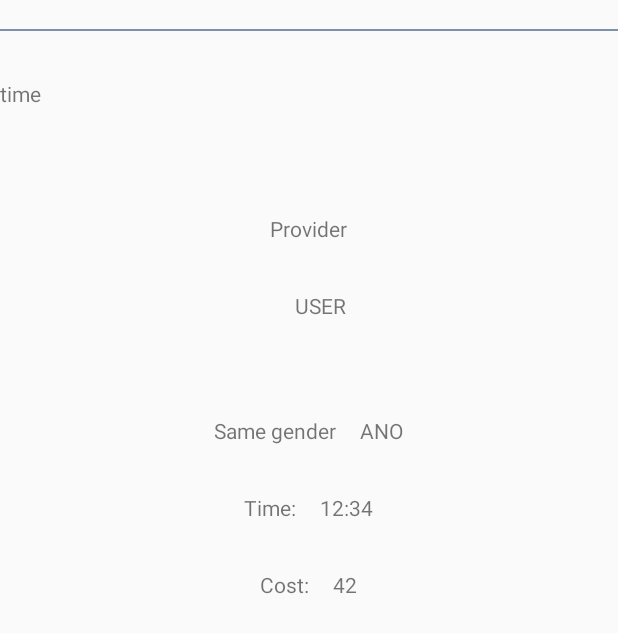
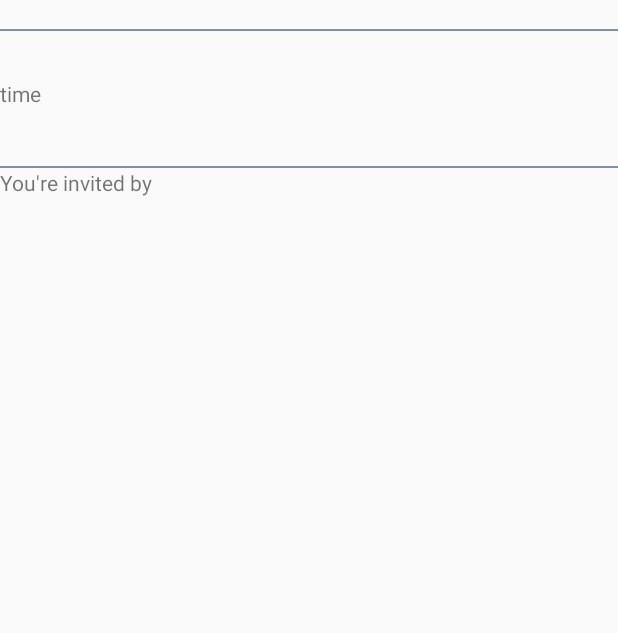
Before and after one commit to kari95/TAM, an Android app: the layout fragment_meal_detail.xml on its own in the app's theme, with its tools: preview values and no code run, on a phone screen of 412 x 824 dp. Shown: the top 633 px of the screen. Run offline under Robolectric (Android 15) with nearby library versions, the phone set to English and light mode, and no system bars.

Commit message:
Meal detail info bind.

```diff
--- a/app/src/main/res/layout/fragment_meal_detail.xml
+++ b/app/src/main/res/layout/fragment_meal_detail.xml
@@ -1,8 +1,6 @@
 <?xml version="1.0" encoding="utf-8"?>
 <layout
   xmlns:android="http://schemas.android.com/apk/res/android"
-  xmlns:app="http://schemas.android.com/apk/res-auto"
-  xmlns:tools="http://schemas.android.com/tools"
   >
   <data>
     <import type="android.view.View"/>
@@ -33,7 +31,7 @@
       android:layout_width="wrap_content"
       android:layout_height="wrap_content"
       android:text='@{String.format("%d %s", viewModel.meal.peopleCount, @string/meal_detail_people_count)}'
-      android:drawableRight="@{context.getDrawable(viewModel.gender.icon)}"
+      android:drawableRight="@{context.getDrawable(viewModel.meal.gender.icon)}"
       />
     <TextView
       style="@style/Base.TextAppearance.AppCompat.Small"
@@ -43,108 +41,38 @@
       android:text='@{String.format("%d %s", viewModel.meal.price, @string/meal_detail_price_per_person)}'
       />
 
-
-    <LinearLayout
-      android:orientation="vertical"
-      android:layout_width="match_parent"
-      android:layout_height="match_parent"
-      android:layout_gravity="center"
-      >
-      <TextView
-        android:layout_width="wrap_content"
-        android:layout_height="wrap_content"
-        android:layout_marginTop="@dimen/margin_huge"
-        android:layout_gravity="center"
-        android:text="@string/meal_detail_provider"
-        />
-      <LinearLayout
-        android:orientation="horizontal"
-        android:layout_width="wrap_content"
-        android:layout_height="wrap_content"
-        android:layout_marginTop="@dimen/margin_huge"
-        android:layout_gravity="center"
-        >
-        <ImageView
-          android:id="@+id/meal_detail_user_icon"
-          android:layout_width="wrap_content"
-          android:layout_height="wrap_content"
-          android:layout_marginRight="@dimen/margin_normal"
-          />
-        <TextView
-          android:layout_width="wrap_content"
-          android:layout_height="wrap_content"
-          android:text="USER"
-          />
-      </LinearLayout>
-      <LinearLayout
-        android:orientation="horizontal"
-        android:layout_width="wrap_content"
-        android:layout_height="wrap_content"
-        android:layout_marginTop="@dimen/margin_mega"
-        android:layout_gravity="center"
-        >
-        <TextView
-          android:layout_width="wrap_content"
-          android:layout_height="wrap_content"
-          android:layout_marginRight="@dimen/margin_normal"
-          android:text="@string/meal_detail_same_gender"
-          />
-        <TextView
-          android:id="@+id/meal_detail_same_gender"
-          android:layout_width="wrap_content"
-          android:layout_height="wrap_content"
-          android:text="ANO"
-          />
-      </LinearLayout>
-      <LinearLayout
-        android:orientation="horizontal"
-        android:layout_width="wrap_content"
-        android:layout_height="wrap_content"
-        android:layout_marginTop="@dimen/margin_huge"
-        android:layout_gravity="center"
-        >
-        <TextView
-          android:layout_width="wrap_content"
-          android:layout_height="wrap_content"
-          android:layout_marginRight="@dimen/margin_normal"
-          android:text="@string/meal_detail_time"
-          />
-        <TextView
-          android:id="@+id/meal_detail_time"
-          android:layout_width="wrap_content"
-          android:layout_height="wrap_content"
-          android:text="12:34"
-          android:textAlignment="textStart"
-          />
-      </LinearLayout>
-      <LinearLayout
-        android:orientation="horizontal"
-        android:layout_width="wrap_content"
-        android:layout_height="wrap_content"
-        android:layout_marginTop="@dimen/margin_huge"
-        android:layout_gravity="center"
-        >
-        <TextView
-          android:layout_width="wrap_content"
-          android:layout_height="wrap_content"
-          android:layout_marginRight="@dimen/margin_normal"
-          android:text="@string/meal_detail_cost"
-          />
-        <TextView
-          android:id="@+id/meal_detail_cost"
-          android:layout_width="wrap_content"
-          android:layout_height="wrap_content"
-          android:text="42"
-          android:textAlignment="textStart"
-          />
-      </LinearLayout>
-    </LinearLayout>
     <View style="@style/Divider"/>
     <TextView
       android:layout_width="wrap_content"
       android:layout_height="wrap_content"
       android:text="@string/meal_detail_invited_by"
       />
-
+    <TextView
+      android:layout_width="wrap_content"
+      android:layout_height="wrap_content"
+      android:text="@{viewModel.meal.name}"
+      android:drawableRight="@{context.getDrawable(viewModel.gender.icon)}"
+      />
+    <TextView
+      android:layout_width="wrap_content"
+      android:layout_height="wrap_content"
+      android:text="@{viewModel.meal.address.street}"
+      />
+    <LinearLayout
+      android:orientation="horizontal"
+      android:layout_width="wrap_content"
+      android:layout_height="wrap_content"
+      >
+      <TextView
+        android:layout_width="wrap_content"
+        android:layout_height="wrap_content"
+        android:text="@{viewModel.meal.address.zip}"
+        />
+      <TextView
+        android:layout_width="wrap_content"
+        android:layout_height="wrap_content"
+        android:text="@{viewModel.meal.address.city}"
+        />
+    </LinearLayout>
   </LinearLayout>
 </layout>
```
